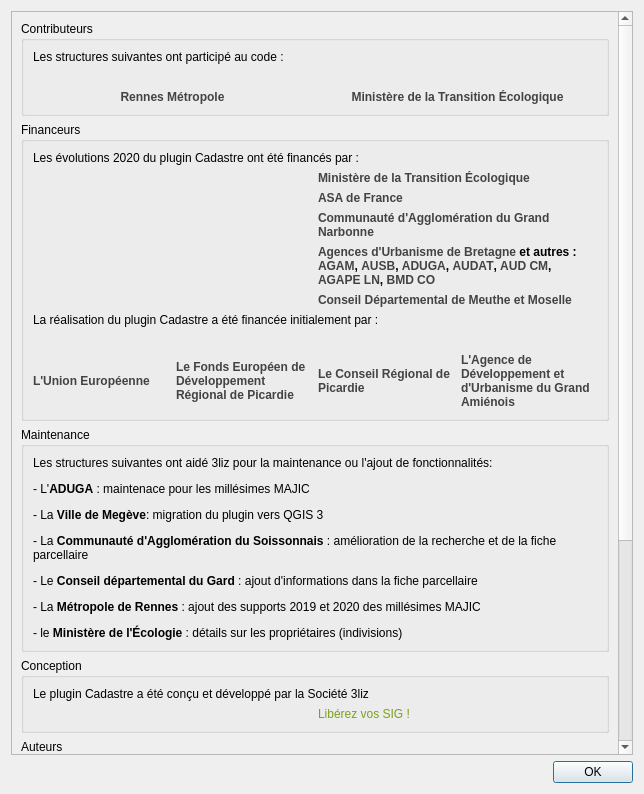
This is cadastre/forms/cadastre_about_form.ui in 3liz/QgisCadastrePlugin as Qt 5 draws it before an edit. The edited form follows.
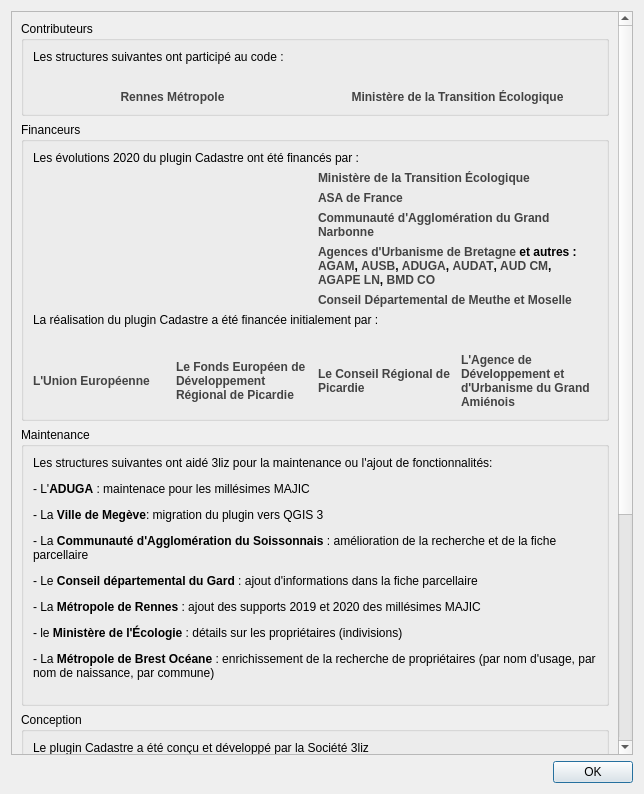
This is the edited form.

Commit message: Add contrib link and insert brest oceane

The edit to the form file:
```diff
--- a/cadastre/forms/cadastre_about_form.ui
+++ b/cadastre/forms/cadastre_about_form.ui
@@ -474,7 +474,7 @@
           <item>
            <widget class="QLabel" name="label_21">
             <property name="text">
-             <string>&lt;html&gt;&lt;head/&gt;&lt;body&gt;&lt;p&gt;Les structures suivantes ont aidé 3liz pour la maintenance ou l'ajout de fonctionnalités:&lt;/p&gt;&lt;p&gt;- L'&lt;span style=&quot; font-weight:600;&quot;&gt;ADUGA&lt;/span&gt; : maintenace pour les millésimes MAJIC&lt;/p&gt;&lt;p&gt;- La &lt;span style=&quot; font-weight:600;&quot;&gt;Ville de Megève&lt;/span&gt;: migration du plugin vers QGIS 3&lt;/p&gt;&lt;p&gt;- La &lt;span style=&quot; font-weight:600;&quot;&gt;Communauté d'Agglomération du Soissonnais&lt;/span&gt; : amélioration de la recherche et de la fiche parcellaire&lt;/p&gt;&lt;p&gt;- Le &lt;span style=&quot; font-weight:600;&quot;&gt;Conseil départemental du Gard&lt;/span&gt; : ajout d'informations dans la fiche parcellaire&lt;/p&gt;&lt;p&gt;- La &lt;span style=&quot; font-weight:600;&quot;&gt;Métropole de Rennes&lt;/span&gt; : ajout des supports 2019 et 2020 des millésimes MAJIC&lt;/p&gt;&lt;p&gt;- le &lt;span style=&quot; font-weight:600;&quot;&gt;Ministère de l'Écologie&lt;/span&gt; : détails sur les propriétaires (indivisions)&lt;/p&gt;&lt;/body&gt;&lt;/html&gt;</string>
+             <string>&lt;html&gt;&lt;head/&gt;&lt;body&gt;&lt;p&gt;Les structures suivantes ont aidé 3liz pour la maintenance ou l'ajout de fonctionnalités:&lt;/p&gt;&lt;p&gt;- L'&lt;span style=&quot; font-weight:600;&quot;&gt;ADUGA&lt;/span&gt; : maintenace pour les millésimes MAJIC&lt;/p&gt;&lt;p&gt;- La &lt;span style=&quot; font-weight:600;&quot;&gt;Ville de Megève&lt;/span&gt;: migration du plugin vers QGIS 3&lt;/p&gt;&lt;p&gt;- La &lt;span style=&quot; font-weight:600;&quot;&gt;Communauté d'Agglomération du Soissonnais&lt;/span&gt; : amélioration de la recherche et de la fiche parcellaire&lt;/p&gt;&lt;p&gt;- Le &lt;span style=&quot; font-weight:600;&quot;&gt;Conseil départemental du Gard&lt;/span&gt; : ajout d'informations dans la fiche parcellaire&lt;/p&gt;&lt;p&gt;- La &lt;span style=&quot; font-weight:600;&quot;&gt;Métropole de Rennes&lt;/span&gt; : ajout des supports 2019 et 2020 des millésimes MAJIC&lt;/p&gt;&lt;p&gt;- le &lt;span style=&quot; font-weight:600;&quot;&gt;Ministère de l'Écologie&lt;/span&gt; : détails sur les propriétaires (indivisions)&lt;/p&gt; - La &lt;span style=&quot; font-weight:600;&quot;&gt;Métropole de Brest Océane&lt;/span&gt; : enrichissement de la recherche de propriétaires (par nom d'usage, par nom de naissance, par commune)&lt;/p&gt;&lt;p&gt;&lt;/body&gt;&lt;/html&gt;</string>
             </property>
             <property name="textFormat">
              <enum>Qt::RichText</enum>
```
The commit also changes 1 other file.
